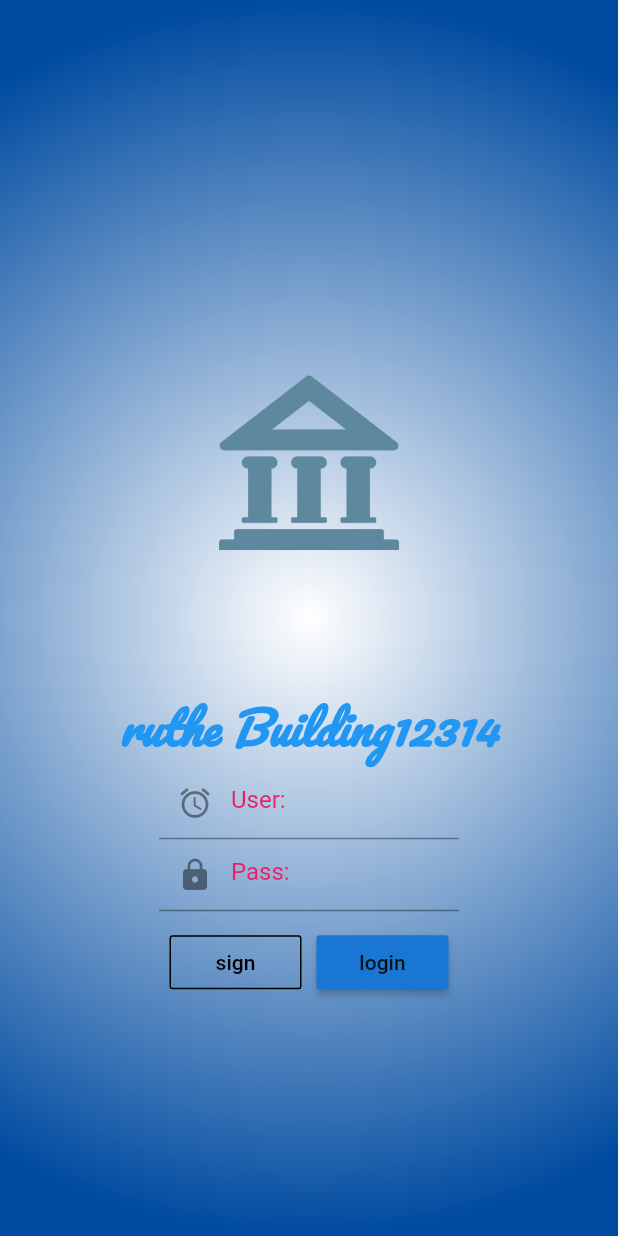
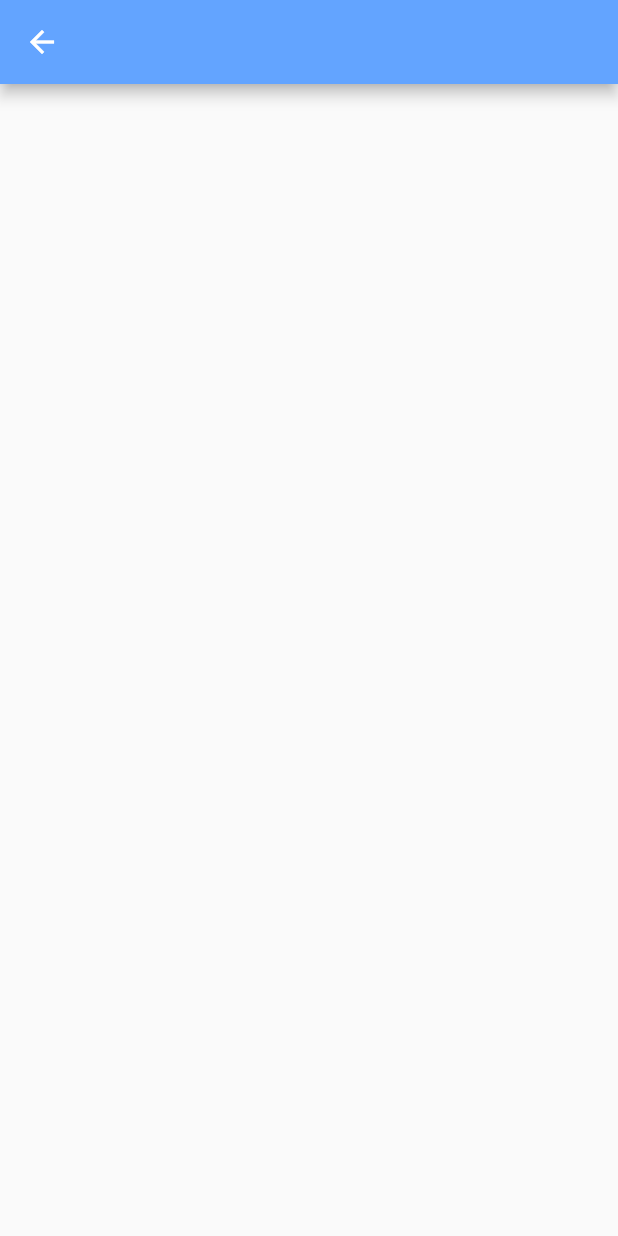
Before and after one commit to rutpte/flutter_projecta, a Flutter app: the screen it shows after launch, after a tap on "sign", on a phone screen of 412 x 824 dp. Run offline on Flutter 3.47's test engine with Material 2 defaults, Android fonts, the phone set to English and light mode, and no system bars; our stand-ins replace google_fonts.

Commit message:
finnish first

```diff
--- a/lib/screens/authen.dart
+++ b/lib/screens/authen.dart
@@ -1,6 +1,7 @@
 import 'package:flutter/material.dart';
 import 'package:google_fonts/google_fonts.dart';
 import 'package:projecta/main.dart';
+import 'package:projecta/screens/register.dart';
 import 'package:projecta/utility/my_style.dart';
 
 class Authen extends StatefulWidget {
@@ -55,7 +56,20 @@ class _AuthenState extends State<Authen> {
         'sign',
         style: TextStyle(color: Colors.black),
       ),
-      onPressed: () {},
+      onPressed: () {
+        print('you click sign up');
+
+        //--> get page register.
+        MaterialPageRoute materialPageRoute = MaterialPageRoute(
+          builder: (BuildContext buildContext){
+            return Register();
+          }
+        );
+
+        //--> call contrainner register.
+        Navigator.of(context).push(materialPageRoute);
+
+      },
     );
   }
 
--- /dev/null
+++ b/lib/screens/register.dart
@@ -0,0 +1,16 @@
+import 'package:flutter/material.dart';
+import 'package:projecta/utility/my_style.dart'; //1
+
+class Register extends StatefulWidget { //2
+  @override
+  _RegisterState createState() => _RegisterState();
+}
+
+class _RegisterState extends State<Register> {
+  @override
+  Widget build(BuildContext context) {
+    return Scaffold( //3
+      appBar: AppBar(backgroundColor: MyStyle().color_bar,),
+    );
+  }
+}
--- a/lib/utility/my_style.dart
+++ b/lib/utility/my_style.dart
@@ -3,7 +3,7 @@ import 'package:google_fonts/google_fonts.dart';
 
 class MyStyle {
   Color taxtAColor =Colors.pink;
-  Color color_a =Colors.pink;
+  Color color_bar =Color.fromARGB(0xff, 0x63, 0xa4, 0xff);//#63a4ff
   Color color_b =Color.fromARGB(0xff, 0x19, 0x76, 0xd2);//#1976d2
   //Color mainColor =Colors.yellow;
   Color mainColor = Color.fromARGB(0xff, 0x00, 0x4b, 0xa0);//#004ba0
```
